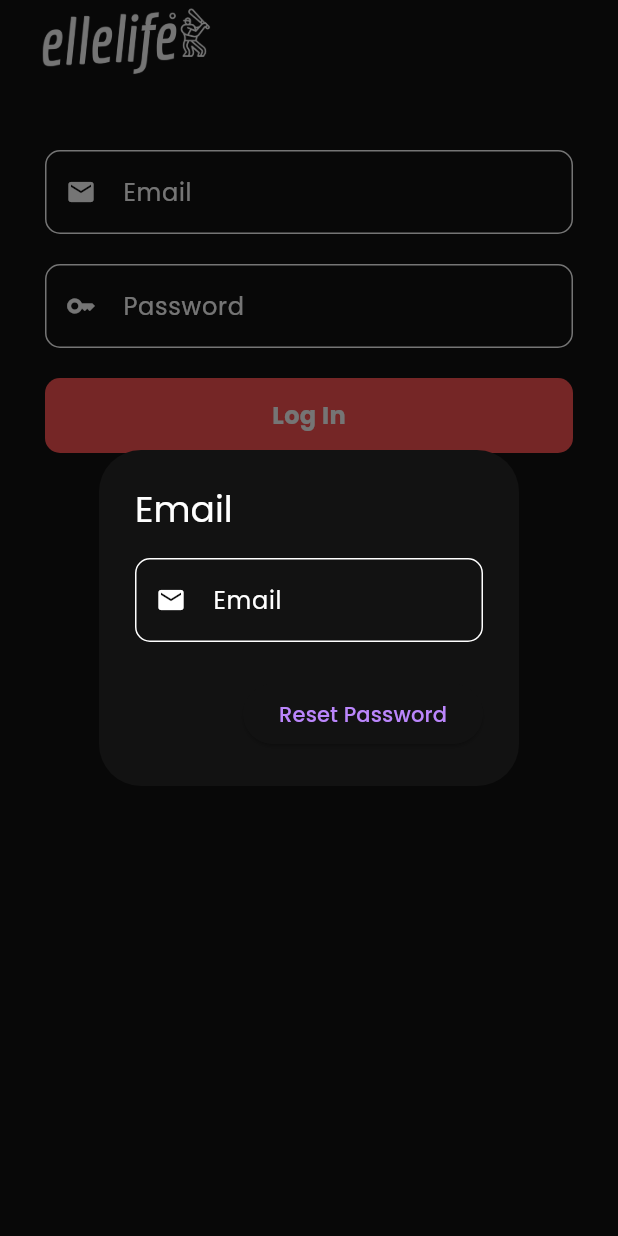
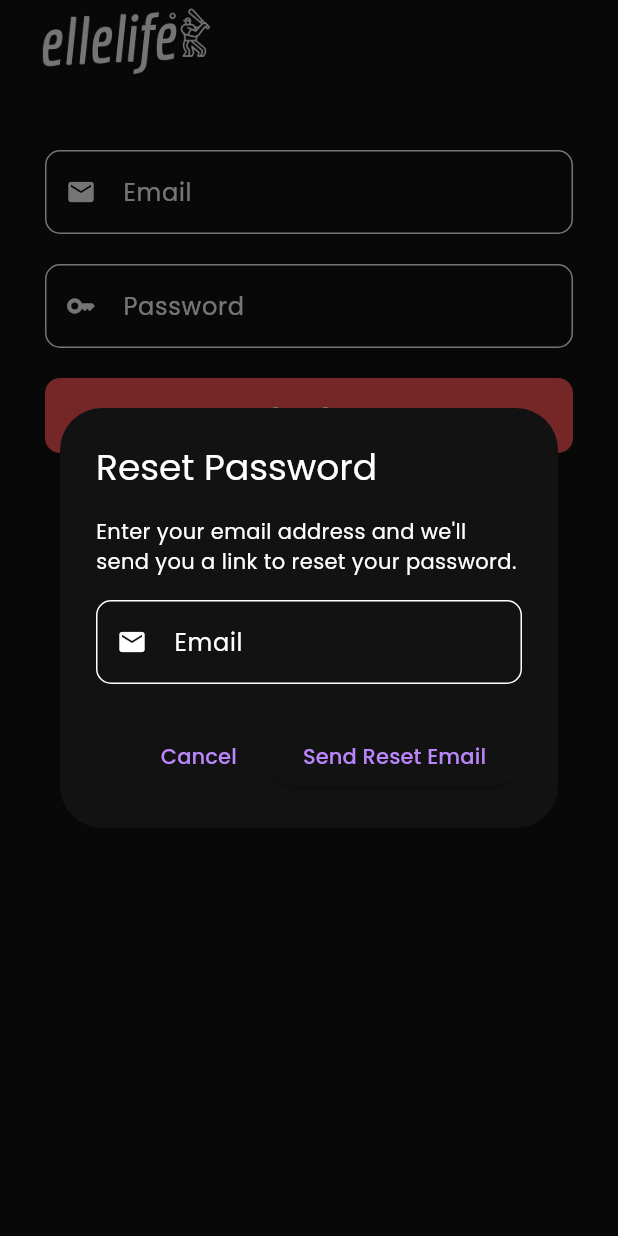
Before and after one commit to KavindaLDasanayaka/ellelife, a Flutter app: the screen it shows after launch, after a tap on "Log In", after a tap on "Try Again!", after a tap on "Forgot Password? Click here to reset", on a phone screen of 412 x 824 dp. Run offline on Flutter 3.47's test engine with Material 3 defaults, Android fonts, the phone set to English and light mode, and no system bars; our stand-ins replace cached_network_image, cloud_firestore, firebase_auth, firebase_core, flutter_bloc, flutter_cache_manager and 6 more; missing offline and left inert: ming_cute_icons; accounts and stored records are empty; network calls fail.

Commit message:
password forget feature

```diff
--- a/lib/core/auth/data/user_auth_repo_impl.dart
+++ b/lib/core/auth/data/user_auth_repo_impl.dart
@@ -127,18 +127,20 @@ class UserAuthService extends UserAuthRepo {
   @override
   Future<void> resetPassword(String email) async {
     try {
-      final existingUsers = await FirebaseFirestore.instance
-          .collection("users")
-          .where("email", isEqualTo: email)
-          .get();
+      // Validate email format
+      if (email.isEmpty ||
+          !RegExp(r'^[\w-\.]+@([\w-]+\.)+[\w-]{2,4}$').hasMatch(email)) {
+        throw Exception("Please enter a valid email address");
+      }
 
-      if (existingUsers.docs.isNotEmpty) {
-        // Email already exists → emit error
-        await FirebaseAuth.instance.sendPasswordResetEmail(email: email);
-      } else {}
+      // Send password reset email
+      await FirebaseAuth.instance.sendPasswordResetEmail(email: email);
+    } on FirebaseAuthException catch (e) {
+      print('Firebase Auth Error: ${mapFirebaseAuthExceptionCode(e.code)}');
+      throw Exception(mapFirebaseAuthExceptionCode(e.code));
     } catch (e) {
-      print(e);
-      throw Exception("Password Reset Error!");
+      print('Password Reset Error: $e');
+      throw Exception("Failed to send password reset email. Please try again.");
     }
   }
 }
--- a/lib/core/auth/presentation/bloc/user_login_bloc.dart
+++ b/lib/core/auth/presentation/bloc/user_login_bloc.dart
@@ -9,6 +9,7 @@ class UserLoginBloc extends Bloc<UserLoginEvent, UserLoginState> {
   UserLoginBloc() : super(UserLoginInitial()) {
     on<UserLogEvent>(_userLogEvent);
     on<SignUpWithGoogleEvent>(_signInWithGoogle);
+    on<ForgotPasswordEvent>(_forgotPasswordEvent);
     on<UserLogoutEvent>((event, emit) {
       emit(UserLoginInitial());
     });
@@ -40,4 +41,27 @@ class UserLoginBloc extends Bloc<UserLoginEvent, UserLoginState> {
     await UserAuthService().signInWithGoogle();
     emit(UserLoggedIn());
   }
+
+  Future<void> _forgotPasswordEvent(
+    final ForgotPasswordEvent event,
+    final Emitter emit,
+  ) async {
+    try {
+      emit(ForgotPasswordLoading());
+      await UserAuthService().resetPassword(event.email);
+      emit(
+        ForgotPasswordSuccess(
+          message:
+              "Password reset email sent successfully! Please check your inbox.",
+        ),
+      );
+    } catch (err) {
+      emit(
+        ForgotPasswordError(
+          message:
+              "Failed to send password reset email. Please check the email address and try again.",
+        ),
+      );
+    }
+  }
 }
--- a/lib/core/auth/presentation/bloc/user_login_event.dart
+++ b/lib/core/auth/presentation/bloc/user_login_event.dart
@@ -12,3 +12,9 @@ final class UserLogEvent extends UserLoginEvent {
 final class UserLogoutEvent extends UserLoginEvent {}
 
 final class SignUpWithGoogleEvent extends UserLoginEvent {}
+
+final class ForgotPasswordEvent extends UserLoginEvent {
+  final String email;
+
+  ForgotPasswordEvent({required this.email});
+}
--- a/lib/core/auth/presentation/bloc/user_login_state.dart
+++ b/lib/core/auth/presentation/bloc/user_login_state.dart
@@ -13,3 +13,17 @@ final class UserLoginError extends UserLoginState {
 
   UserLoginError({required this.message});
 }
+
+final class ForgotPasswordLoading extends UserLoginState {}
+
+final class ForgotPasswordSuccess extends UserLoginState {
+  final String message;
+
+  ForgotPasswordSuccess({required this.message});
+}
+
+final class ForgotPasswordError extends UserLoginState {
+  final String message;
+
+  ForgotPasswordError({required this.message});
+}
--- a/lib/core/auth/presentation/login.dart
+++ b/lib/core/auth/presentation/login.dart
@@ -3,76 +3,117 @@ import 'package:ellelife/core/Widgets/custom_button.dart';
 import 'package:ellelife/core/auth/presentation/bloc/user_login_bloc.dart';
 import 'package:ellelife/core/navigation/route_names.dart';
 import 'package:ellelife/core/utils/colors.dart';
-import 'package:firebase_auth/firebase_auth.dart';
 import 'package:flutter/material.dart';
 import 'package:flutter_bloc/flutter_bloc.dart';
 import 'package:go_router/go_router.dart';
 
-class LoginPage extends StatelessWidget {
-  LoginPage({super.key});
+class LoginPage extends StatefulWidget {
+  const LoginPage({super.key});
 
+  @override
+  State<LoginPage> createState() => _LoginPageState();
+}
+
+class _LoginPageState extends State<LoginPage> {
   final _formKey = GlobalKey<FormState>();
   final TextEditingController _emailController = TextEditingController();
   final TextEditingController _passwordController = TextEditingController();
   final TextEditingController _passwordResetController =
       TextEditingController();
 
-  Future<void> _passwordReset(BuildContext context) async {
+  @override
+  void dispose() {
+    _emailController.dispose();
+    _passwordController.dispose();
+    _passwordResetController.dispose();
+    super.dispose();
+  }
+
+  void _showForgotPasswordDialog(BuildContext context) {
     showDialog(
       context: context,
-      builder: (context) => Center(child: CircularProgressIndicator()),
-    );
-    try {
-      await FirebaseAuth.instance.sendPasswordResetEmail(
-        email: _passwordResetController.text.trim(),
-      );
-      ScaffoldMessenger.of(
-        context,
-      ).showSnackBar(SnackBar(content: Text("Password reset email sent!.")));
-      Navigator.of(context).pop();
-    } catch (err) {
-      ScaffoldMessenger.of(context).showSnackBar(
-        SnackBar(
-          content: Text("Password reset Error! No user found for this email."),
+      builder: (dialogContext) => AlertDialog(
+        title: const Text("Reset Password"),
+        content: Column(
+          mainAxisSize: MainAxisSize.min,
+          children: [
+            const Text(
+              "Enter your email address and we'll send you a link to reset your password.",
+              style: TextStyle(fontSize: 14),
             ),
-      );
-      Navigator.of(context).pop();
-    }
-  }
-
-  Future<void> _forgotPassword(BuildContext context) async {
-    showDialog(
-      context: context,
-
-      builder: (context) => AlertDialog(
-        title: Text("Email"),
-        content: CustomTextInputField(
+            const SizedBox(height: 16),
+            CustomTextInputField(
               controller: _passwordResetController,
               iconData: Icons.email,
               validator: (value) {
+                if (value == null || value.isEmpty) {
+                  return "Please enter your email";
+                }
+                if (!RegExp(
+                  r'^[\w-\.]+@([\w-]+\.)+[\w-]{2,4}$',
+                ).hasMatch(value)) {
+                  return 'Please enter a valid email address';
+                }
                 return null;
               },
               labelText: "Email",
               obscureText: false,
             ),
+          ],
+        ),
         actions: [
-          ElevatedButton(
+          TextButton(
+            onPressed: () {
+              Navigator.of(dialogContext).pop();
+              _passwordResetController.clear();
+            },
+            child: const Text("Cancel"),
+          ),
+          BlocConsumer<UserLoginBloc, UserLoginState>(
+            listener: (context, state) {
+              if (state is ForgotPasswordSuccess) {
+                Navigator.of(dialogContext).pop();
+                ScaffoldMessenger.of(context).showSnackBar(
+                  SnackBar(
+                    content: Text(state.message),
+                    backgroundColor: Colors.green,
+                  ),
+                );
+                _passwordResetController.clear();
+              } else if (state is ForgotPasswordError) {
+                ScaffoldMessenger.of(context).showSnackBar(
+                  SnackBar(
+                    content: Text(state.message),
+                    backgroundColor: Colors.red,
+                  ),
+                );
+              }
+            },
+            builder: (context, state) {
+              if (state is ForgotPasswordLoading) {
+                return const SizedBox(
+                  width: 20,
+                  height: 20,
+                  child: CircularProgressIndicator(strokeWidth: 2),
+                );
+              }
+              return ElevatedButton(
                 onPressed: () {
                   if (_passwordResetController.text.isNotEmpty) {
-                // Navigator.pop(context);
-                _passwordReset(context);
+                    BlocProvider.of<UserLoginBloc>(context).add(
+                      ForgotPasswordEvent(
+                        email: _passwordResetController.text.trim(),
+                      ),
+                    );
                   }
                 },
-            child: Text("Reset Password"),
+                child: const Text("Send Reset Email"),
+              );
+            },
           ),
         ],
       ),
     );
-  }
-
-  @override
-  void dispose() {
-    _passwordResetController.dispose();
   }
 
   @override
@@ -187,7 +228,7 @@ class LoginPage extends StatelessWidget {
                             Center(
                               child: TextButton(
                                 onPressed: () {
-                                  _forgotPassword(context);
+                                  _showForgotPasswordDialog(context);
                                 },
                                 child: Text(
                                   "Forgot Password? Click here to reset",
```
Also changed, not shown: 1 other file. Lines whose indentation alone changed are shown as unchanged.
